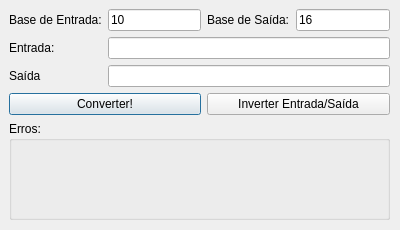
Before: the Qt Designer form src/gui/baseconversordialog.ui in petcomputacaoufrgs/hidracpp, drawn with Qt 5.
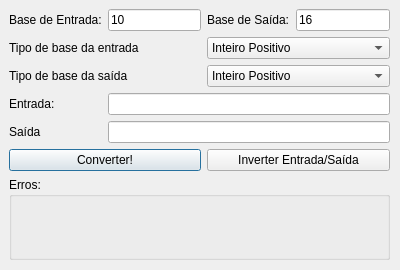
After: the same form once the commit is applied.

Commit message: Added input for complement B and B-1

```diff
--- a/src/gui/baseconversordialog.ui
+++ b/src/gui/baseconversordialog.ui
@@ -7,7 +7,7 @@
     <x>0</x>
     <y>0</y>
     <width>400</width>
-    <height>230</height>
+    <height>270</height>
    </rect>
   </property>
   <property name="windowTitle">
@@ -19,34 +19,10 @@
      <x>9</x>
      <y>9</y>
      <width>381</width>
-     <height>211</height>
+     <height>251</height>
     </rect>
    </property>
    <layout class="QGridLayout" name="gridLayout">
-    <item row="1" column="0">
-     <widget class="QLabel" name="label_3">
-      <property name="text">
-       <string>Entrada:</string>
-      </property>
-     </widget>
-    </item>
-    <item row="0" column="3">
-     <widget class="QLineEdit" name="lineEditOutputBase">
-      <property name="text">
-       <string>16</string>
-      </property>
-     </widget>
-    </item>
-    <item row="1" column="1" colspan="3">
-     <widget class="QLineEdit" name="lineEditInputValor"/>
-    </item>
-    <item row="3" column="0" colspan="2">
-     <widget class="QPushButton" name="pushButton">
-      <property name="text">
-       <string>Converter!</string>
-      </property>
-     </widget>
-    </item>
     <item row="0" column="2">
      <widget class="QLabel" name="label_2">
       <property name="text">
@@ -54,6 +30,13 @@
       </property>
      </widget>
     </item>
+    <item row="8" column="0" colspan="2">
+     <widget class="QPushButton" name="pushButton">
+      <property name="text">
+       <string>Converter!</string>
+      </property>
+     </widget>
+    </item>
     <item row="0" column="1">
      <widget class="QLineEdit" name="lineEditInputBase">
       <property name="text">
@@ -61,20 +44,16 @@
       </property>
      </widget>
     </item>
-    <item row="2" column="0">
+    <item row="3" column="1" colspan="3">
+     <widget class="QLineEdit" name="lineEditInputValor"/>
+    </item>
+    <item row="6" column="0">
      <widget class="QLabel" name="label_4">
       <property name="text">
        <string>Saída</string>
       </property>
      </widget>
     </item>
-    <item row="2" column="1" colspan="3">
-     <widget class="QLineEdit" name="lineEditOutputValor">
-      <property name="readOnly">
-       <bool>true</bool>
-      </property>
-     </widget>
-    </item>
     <item row="0" column="0">
      <widget class="QLabel" name="label">
       <property name="text">
@@ -82,39 +61,119 @@
       </property>
      </widget>
     </item>
-    <item row="5" column="0" colspan="4">
+    <item row="6" column="1" colspan="3">
+     <widget class="QLineEdit" name="lineEditOutputValor">
+      <property name="readOnly">
+       <bool>true</bool>
+      </property>
+     </widget>
+    </item>
+    <item row="3" column="0">
+     <widget class="QLabel" name="label_3">
+      <property name="text">
+       <string>Entrada:</string>
+      </property>
+     </widget>
+    </item>
+    <item row="8" column="2" colspan="2">
+     <widget class="QPushButton" name="pushButton_2">
+      <property name="text">
+       <string>Inverter Entrada/Saída</string>
+      </property>
+     </widget>
+    </item>
+    <item row="0" column="3">
+     <widget class="QLineEdit" name="lineEditOutputBase">
+      <property name="text">
+       <string>16</string>
+      </property>
+     </widget>
+    </item>
+    <item row="1" column="0" colspan="2">
+     <widget class="QLabel" name="baseTypeInput">
+      <property name="text">
+       <string>Tipo de base da entrada</string>
+      </property>
+     </widget>
+    </item>
+    <item row="10" column="0" colspan="4">
      <widget class="QGroupBox" name="groupBox">
       <property name="title">
        <string>Erros:</string>
       </property>
-      <widget class="QWidget" name="verticalLayoutWidget">
+      <widget class="QLabel" name="labelError">
        <property name="geometry">
         <rect>
-         <x>9</x>
-         <y>20</y>
-         <width>361</width>
-         <height>61</height>
+         <x>10</x>
+         <y>30</y>
+         <width>351</width>
+         <height>18</height>
         </rect>
        </property>
-       <layout class="QVBoxLayout" name="verticalLayout">
-        <item>
-         <widget class="QLabel" name="label_5">
-          <property name="text">
-           <string/>
-          </property>
-         </widget>
-        </item>
-       </layout>
+       <property name="text">
+        <string/>
+       </property>
       </widget>
      </widget>
     </item>
-    <item row="3" column="2" colspan="2">
-     <widget class="QPushButton" name="pushButton_2">
+    <item row="1" column="2" colspan="2">
+     <widget class="QComboBox" name="inputType">
+      <property name="enabled">
+       <bool>true</bool>
+      </property>
+      <item>
+       <property name="text">
+        <string>Inteiro Positivo</string>
+       </property>
+      </item>
+      <item>
+       <property name="text">
+        <string>Sinal Magnitude</string>
+       </property>
+      </item>
+      <item>
+       <property name="text">
+        <string>Complemento B-1</string>
+       </property>
+      </item>
+      <item>
+       <property name="text">
+        <string>Complemento B</string>
+       </property>
+      </item>
+     </widget>
+    </item>
+    <item row="2" column="0" colspan="2">
+     <widget class="QLabel" name="baseTypeOutput">
       <property name="text">
-       <string>Inverter Entrada/Saída</string>
+       <string>Tipo de base da saída</string>
       </property>
      </widget>
     </item>
+    <item row="2" column="2" colspan="2">
+     <widget class="QComboBox" name="outputType">
+      <item>
+       <property name="text">
+        <string>Inteiro Positivo</string>
+       </property>
+      </item>
+      <item>
+       <property name="text">
+        <string>Sinal Magnitude</string>
+       </property>
+      </item>
+      <item>
+       <property name="text">
+        <string>Complemento B-1</string>
+       </property>
+      </item>
+      <item>
+       <property name="text">
+        <string>Complemento B</string>
+       </property>
+      </item>
+     </widget>
+    </item>
    </layout>
   </widget>
  </widget>
```
The commit also changes 3 other files.
